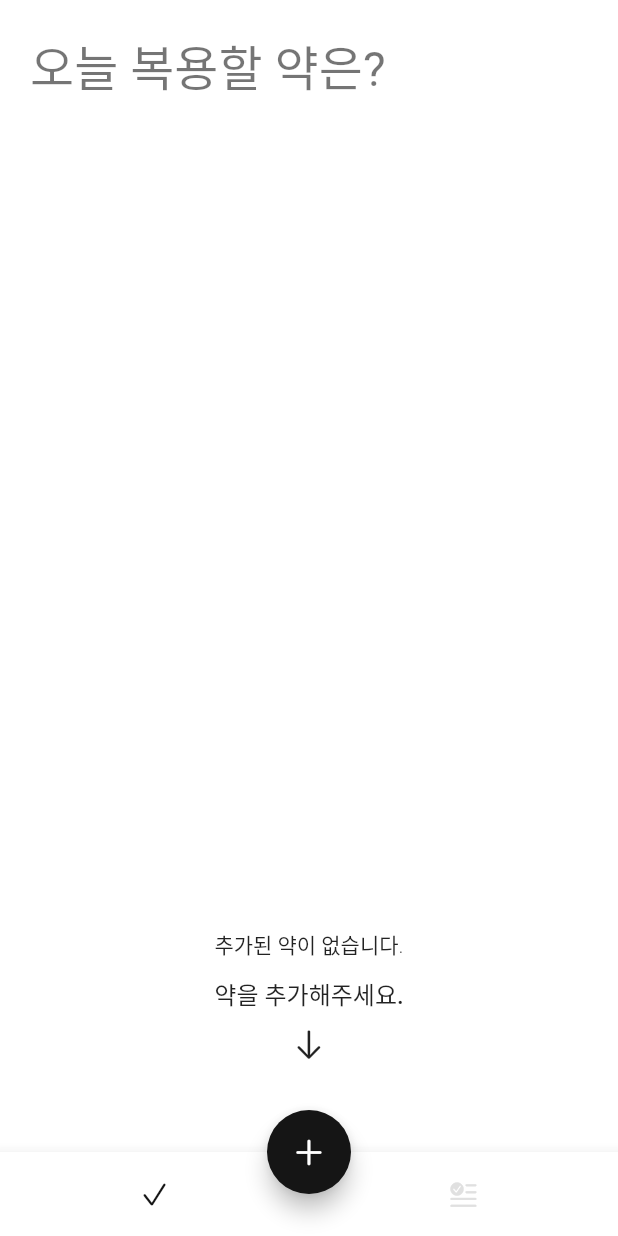
After one commit to alsendrha/poproject, a Flutter app: the screen it shows after launch, on a phone screen of 412 x 824 dp. The commit adds this screen. Run offline on Flutter 3.47's test engine with Material 2 defaults, Android fonts, the phone set to English and light mode, and no system bars; our stand-ins replace flutter_local_notifications, flutter_native_timezone, hive, hive_flutter, image_picker, permission_handler and 1 more; accounts and stored records are empty; Roboto replaces fonts that are missing (KOTRAHOPETTF).

Commit message:
어렵당

```diff
--- a/lib/pages/home_page.dart
+++ b/lib/pages/home_page.dart
@@ -18,7 +18,7 @@ class _HomePageState extends State<HomePage> {
   int _currentIndex = 0;
 
   final _pages = [
-    TodayPage(),
+    const TodayPage(),
     const HistoryPage(),
   ];
 
--- /dev/null
+++ b/lib/pages/today/today_empty_widget.dart
@@ -0,0 +1,22 @@
+import 'package:flutter/cupertino.dart';
+import 'package:flutter/material.dart';
+import 'package:poproject/components/poproject_constants.dart';
+
+class TodayEmpty extends StatelessWidget {
+  const TodayEmpty({super.key});
+
+  @override
+  Widget build(BuildContext context) {
+    return Column(
+      mainAxisAlignment: MainAxisAlignment.end,
+      children: [
+        const Center(child: Text('추가된 약이 없습니다.')),
+        const SizedBox(height: smallSpace,),
+        Text('약을 추가해주세요.', style: Theme.of(context).textTheme.subtitle1,),
+        const SizedBox(height: smallSpace,),
+        const Icon(CupertinoIcons.arrow_down),
+        const SizedBox(height: largeSpace,),
+      ],
+    );
+  }
+}
```
Also changed, not shown: lib/components/min_page.route.dart (+20 -4 lines), lib/pages/add_medicine_page/add_alarm_page.dart (+12 -65 lines), lib/pages/bottomsheet/time_setting_bottomsheet.dart (added, +71 -0 lines), lib/pages/today/today_page.dart (+57 -6 lines).
